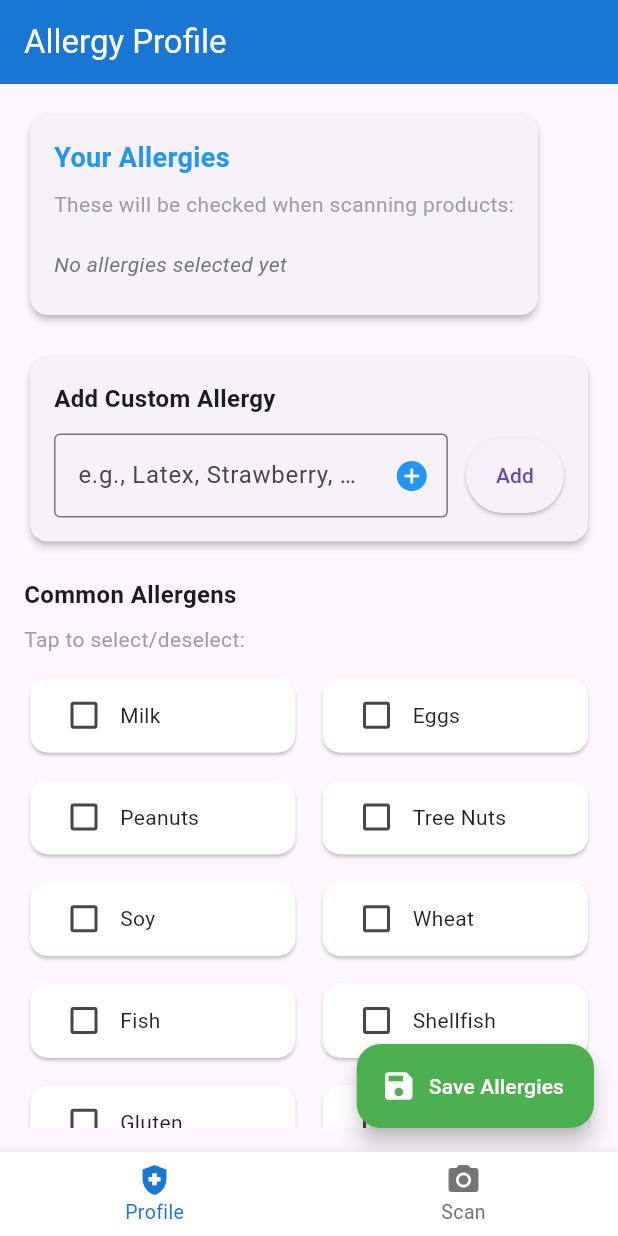
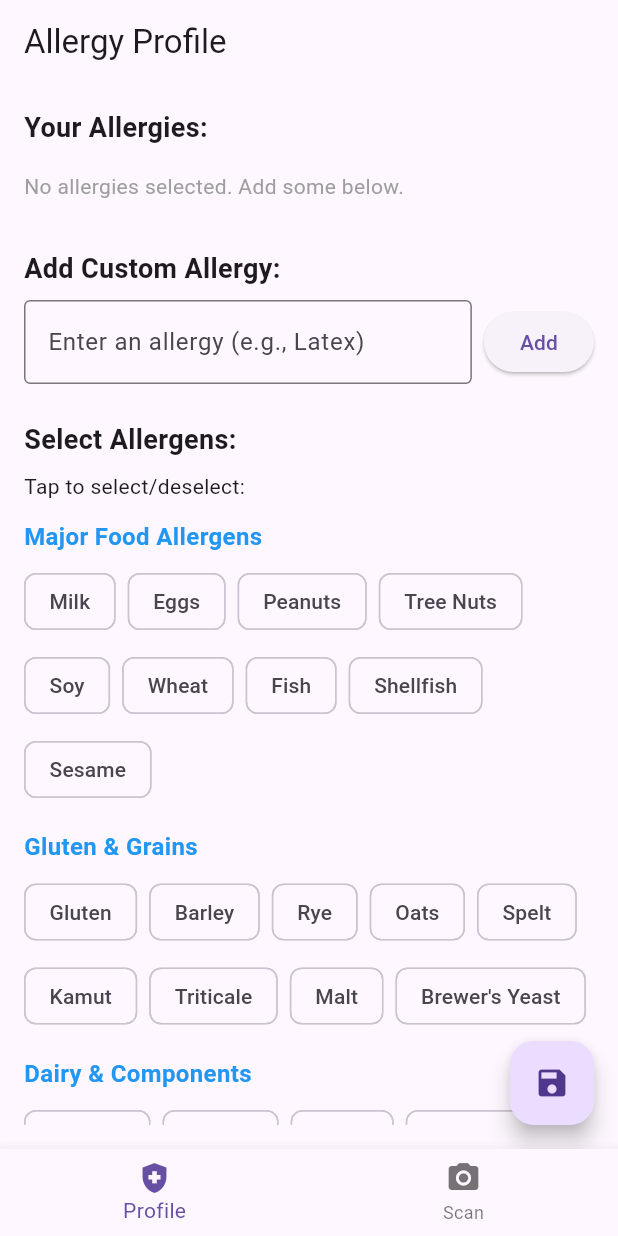
Before and after one commit to SethChaos/Allergen-Detector, a Flutter app: the screen it shows after launch, after a tap on "Add", on a phone screen of 412 x 824 dp. Run offline on Flutter 3.47's test engine with Material 3 defaults, Android fonts, the phone set to English and light mode, and no system bars; our stand-ins replace shared_preferences; missing offline and left inert: barcode_scan2.

Commit message:
allergen service

```diff
--- a/allergendetector/lib/main.dart
+++ b/allergendetector/lib/main.dart
@@ -1,6 +1,8 @@
 import 'package:flutter/material.dart';
 import 'package:shared_preferences/shared_preferences.dart';
 import 'scanner_screen.dart';
+import 'services/allergen_service.dart';
+import 'models/allergen_model.dart';
 
 void main() {
   runApp(const AllergenDetectorApp());
@@ -39,13 +41,10 @@ class _AllergenDetectorAppState extends State<AllergenDetectorApp> {
       theme: ThemeData(
         primarySwatch: Colors.blue,
         useMaterial3: true,
-        fontFamily: 'Roboto',
       ),
       home: Scaffold(
         appBar: AppBar(
           title: Text(_appBarTitles[_selectedIndex]),
-          backgroundColor: Colors.blue[700],
-          foregroundColor: Colors.white,
         ),
         body: _screens[_selectedIndex],
         bottomNavigationBar: BottomNavigationBar(
@@ -61,12 +60,6 @@ class _AllergenDetectorAppState extends State<AllergenDetectorApp> {
           ],
           currentIndex: _selectedIndex,
           onTap: _onItemTapped,
-          backgroundColor: Colors.white,
-          selectedItemColor: Colors.blue[700],
-          unselectedItemColor: Colors.grey[600],
-          selectedFontSize: 13,
-          unselectedFontSize: 13,
-          elevation: 8,
         ),
       ),
     );
@@ -81,34 +74,28 @@ class AllergyProfileScreen extends StatefulWidget {
 }
 
 class _AllergyProfileScreenState extends State<AllergyProfileScreen> {
-  final List<String> commonAllergens = [
-    'Milk',
-    'Eggs',
-    'Peanuts',
-    'Tree Nuts',
-    'Soy',
-    'Wheat',
-    'Fish',
-    'Shellfish',
-    'Gluten',
-    'Sesame',
-    'Mustard',
-    'Celery',
-    'Sulfites',
-    'Lupin',
-    'Lactose',
-    'Casein',
-    'Whey',
-    'Albumin',
-  ];
-
   Set<String> selectedAllergies = {};
   final TextEditingController _customAllergyController = TextEditingController();
+  List<AllergenCategory> allergenCategories = [];
+  bool isLoadingAllergens = true;
 
   @override
   void initState() {
     super.initState();
     _loadAllergies();
+    _loadAllergenData();
+  }
+
+  Future<void> _loadAllergenData() async {
+    final service = AllergenService();
+    final allergenData = await service.loadAllergens();
+
+    if (!mounted) return;
+
+    setState(() {
+      allergenCategories = allergenData.categories;
+      isLoadingAllergens = false;
+    });
   }
 
   Future<void> _loadAllergies() async {
@@ -132,7 +119,6 @@ class _AllergyProfileScreenState extends State<AllergyProfileScreen> {
       const SnackBar(
         content: Text('Allergies saved successfully!'),
         duration: Duration(seconds: 2),
-        backgroundColor: Colors.green,
       ),
     );
   }
@@ -154,7 +140,6 @@ class _AllergyProfileScreenState extends State<AllergyProfileScreen> {
         selectedAllergies.add(allergy);
         _customAllergyController.clear();
       });
-      FocusManager.instance.primaryFocus?.unfocus();
     }
   }
 
@@ -172,33 +157,18 @@ class _AllergyProfileScreenState extends State<AllergyProfileScreen> {
         child: Column(
           crossAxisAlignment: CrossAxisAlignment.start,
           children: [
-            Card(
-              elevation: 2,
-              child: Padding(
-                padding: const EdgeInsets.all(16.0),
-                child: Column(
-                  crossAxisAlignment: CrossAxisAlignment.start,
-                  children: [
+            // Selected Allergies
             const Text(
-                      'Your Allergies',
-                      style: TextStyle(
-                        fontSize: 18,
-                        fontWeight: FontWeight.bold,
-                        color: Colors.blue,
-                      ),
+              'Your Allergies:',
+              style: TextStyle(fontSize: 18, fontWeight: FontWeight.bold),
             ),
             const SizedBox(height: 8),
-                    const Text(
-                      'These will be checked when scanning products:',
-                      style: TextStyle(color: Colors.grey, fontSize: 14),
-                    ),
-                    const SizedBox(height: 12),
             selectedAllergies.isEmpty
-                        ? Padding(
-                      padding: const EdgeInsets.symmetric(vertical: 8.0),
+                ? const Padding(
+              padding: EdgeInsets.symmetric(vertical: 8.0),
               child: Text(
-                        'No allergies selected yet',
-                        style: TextStyle(color: Colors.grey[600], fontStyle: FontStyle.italic),
+                'No allergies selected. Add some below.',
+                style: TextStyle(color: Colors.grey),
               ),
             )
                 : Wrap(
@@ -209,123 +179,85 @@ class _AllergyProfileScreenState extends State<AllergyProfileScreen> {
                   label: Text(allergy),
                   deleteIcon: const Icon(Icons.close, size: 16),
                   onDeleted: () => _removeAllergy(allergy),
-                          backgroundColor: Colors.blue[50],
                 );
               }).toList(),
             ),
-                  ],
+            const SizedBox(height: 24),
+
+            // Custom Allergy Input
+            const Text(
+              'Add Custom Allergy:',
+              style: TextStyle(fontSize: 18, fontWeight: FontWeight.bold),
             ),
-              ),
-            ),
-
-            const SizedBox(height: 20),
-
-            Card(
-              elevation: 2,
-              child: Padding(
-                padding: const EdgeInsets.all(16.0),
-                child: Column(
-                  crossAxisAlignment: CrossAxisAlignment.start,
-                  children: [
-                    const Text(
-                      'Add Custom Allergy',
-                      style: TextStyle(
-                        fontSize: 16,
-                        fontWeight: FontWeight.bold,
-                      ),
-                    ),
-                    const SizedBox(height: 12),
+            const SizedBox(height: 8),
             Row(
               children: [
                 Expanded(
                   child: TextField(
                     controller: _customAllergyController,
-                            decoration: InputDecoration(
-                              hintText: 'e.g., Latex, Strawberry, Penicillin',
-                              border: const OutlineInputBorder(),
-                              suffixIcon: IconButton(
-                                icon: const Icon(Icons.add_circle),
-                                onPressed: _addCustomAllergy,
-                                color: Colors.blue,
-                              ),
+                    decoration: const InputDecoration(
+                      hintText: 'Enter an allergy (e.g., Latex)',
+                      border: OutlineInputBorder(),
                     ),
                     onSubmitted: (_) => _addCustomAllergy(),
                   ),
                 ),
-                        const SizedBox(width: 12),
+                const SizedBox(width: 8),
                 ElevatedButton(
                   onPressed: _addCustomAllergy,
-                          style: ElevatedButton.styleFrom(
-                            padding: const EdgeInsets.symmetric(horizontal: 20, vertical: 15),
-                          ),
                   child: const Text('Add'),
                 ),
               ],
             ),
-                  ],
+            const SizedBox(height: 24),
+
+            // Allergens from JSON
+            const Text(
+              'Select Allergens:',
+              style: TextStyle(fontSize: 18, fontWeight: FontWeight.bold),
             ),
-              ),
-            ),
+            const SizedBox(height: 8),
+            const Text('Tap to select/deselect:'),
+            const SizedBox(height: 12),
 
-            const SizedBox(height: 20),
-
-            Expanded(
-              child: Column(
+            isLoadingAllergens
+                ? const Center(child: CircularProgressIndicator())
+                : Expanded(
+              child: ListView.builder(
+                itemCount: allergenCategories.length,
+                itemBuilder: (context, categoryIndex) {
+                  final category = allergenCategories[categoryIndex];
+                  return Column(
                     crossAxisAlignment: CrossAxisAlignment.start,
                     children: [
-                  const Text(
-                    'Common Allergens',
-                    style: TextStyle(
+                      Text(
+                        category.name,
+                        style: const TextStyle(
                           fontSize: 16,
                           fontWeight: FontWeight.bold,
+                          color: Colors.blue,
                         ),
                       ),
                       const SizedBox(height: 8),
-                  const Text(
-                    'Tap to select/deselect:',
-                    style: TextStyle(color: Colors.grey, fontSize: 14),
+                      Wrap(
+                        spacing: 8,
+                        runSpacing: 8,
+                        children: category.items.map((allergen) {
+                          final isSelected = selectedAllergies.contains(allergen);
+                          return FilterChip(
+                            label: Text(allergen),
+                            selected: isSelected,
+                            onSelected: (_) => _toggleAllergy(allergen),
+                            backgroundColor: isSelected
+                                ? Colors.blue.withAlpha(40)
+                                : null,
+                            selectedColor: Colors.blue[100],
+                            checkmarkColor: Colors.blue[800],
+                          );
+                        }).toList(),
                       ),
-                  const SizedBox(height: 12),
-                  Expanded(
-                    child: GridView.builder(
-                      gridDelegate: const SliverGridDelegateWithFixedCrossAxisCount(
-                        crossAxisCount: 2,
-                        crossAxisSpacing: 10,
-                        mainAxisSpacing: 10,
-                        childAspectRatio: 3.2,
-                      ),
-                      itemCount: commonAllergens.length,
-                      itemBuilder: (context, index) {
-                        final allergen = commonAllergens[index];
-                        final isSelected = selectedAllergies.contains(allergen);
-                        return Card(
-                          color: isSelected ? Colors.blue.withAlpha(40) : Colors.white,
-                          elevation: isSelected ? 2 : 1,
-                          child: InkWell(
-                            onTap: () => _toggleAllergy(allergen),
-                            borderRadius: BorderRadius.circular(8),
-                            child: Padding(
-                              padding: const EdgeInsets.symmetric(horizontal: 12.0),
-                              child: Row(
-                                children: [
-                                  Checkbox(
-                                    value: isSelected,
-                                    onChanged: (_) => _toggleAllergy(allergen),
-                                    activeColor: Colors.blue,
-                                  ),
-                                  Expanded(
-                                    child: Text(
-                                      allergen,
-                                      style: TextStyle(
-                                        fontWeight: isSelected ? FontWeight.bold : FontWeight.normal,
-                                        color: isSelected ? Colors.blue[800] : Colors.black87,
-                                      ),
-                                    ),
-                                  ),
+                      const SizedBox(height: 16),
                     ],
-                              ),
-                            ),
-                          ),
                   );
                 },
               ),
@@ -333,15 +265,10 @@ class _AllergyProfileScreenState extends State<AllergyProfileScreen> {
           ],
         ),
       ),
-          ],
-        ),
-      ),
-      floatingActionButton: FloatingActionButton.extended(
+      floatingActionButton: FloatingActionButton(
         onPressed: _saveAllergies,
-        icon: const Icon(Icons.save),
-        label: const Text('Save Allergies'),
-        backgroundColor: Colors.green,
-        foregroundColor: Colors.white,
+        tooltip: 'Save Allergies',
+        child: const Icon(Icons.save),
       ),
     );
   }
--- /dev/null
+++ b/allergendetector/lib/models/allergen_model.dart
@@ -0,0 +1,34 @@
+class AllergenCategory {
+  final String name;
+  final List<String> items;
+
+  AllergenCategory({required this.name, required this.items});
+
+  factory AllergenCategory.fromJson(Map<String, dynamic> json) {
+    final items = (json['items'] as List).cast<String>();
+
+    return AllergenCategory(
+      name: json['name'] ?? '',
+      items: items,
+    );
+  }
+}
+
+class AllergenData {
+  final List<AllergenCategory> categories;
+
+  AllergenData({required this.categories});
+
+  factory AllergenData.fromJson(Map<String, dynamic> json) {
+    final categories = (json['categories'] as List)
+        .map((category) => AllergenCategory.fromJson(category))
+        .toList();
+
+    return AllergenData(categories: categories);
+  }
+
+  // Get all allergens as a flat list
+  List<String> getAllAllergens() {
+    return categories.expand((category) => category.items).toList();
+  }
+}
--- /dev/null
+++ b/allergendetector/lib/services/allergen_service.dart
@@ -0,0 +1,25 @@
+import 'dart:convert';
+import 'package:flutter/services.dart' show rootBundle;
+import '../models/allergen_model.dart';
+
+class AllergenService {
+  Future<AllergenData> loadAllergens() async {
+    try {
+      final jsonString = await rootBundle.loadString('assets/allergens.json');
+      final jsonData = json.decode(jsonString) as Map<String, dynamic>;
+      return AllergenData.fromJson(jsonData);
+    } catch (e) {
+      print('Error loading allergens: $e');
+      return _getDefaultAllergenData();
+    }
+  }
+
+  AllergenData _getDefaultAllergenData() {
+    return AllergenData(categories: [
+      AllergenCategory(
+        name: 'Common Allergens',
+        items: ['Milk', 'Eggs', 'Peanuts', 'Tree Nuts', 'Soy', 'Wheat', 'Fish', 'Shellfish'],
+      ),
+    ]);
+  }
+}
--- a/allergendetector/pubspec.yaml
+++ b/allergendetector/pubspec.yaml
@@ -61,8 +61,8 @@ flutter:
   uses-material-design: true
 
   # To add assets to your application, add an assets section, like this:
-  # assets:
-  #   - images/a_dot_burr.jpeg
+  assets:
+    - assets/allergens.json
   #   - images/a_dot_ham.jpeg
 
   # An image asset can refer to one or more resolution-specific "variants", see
```
Also changed, not shown: allergendetector/assets/allergens.json (added, +56 -0 lines). Lines whose indentation alone changed are shown as unchanged.
